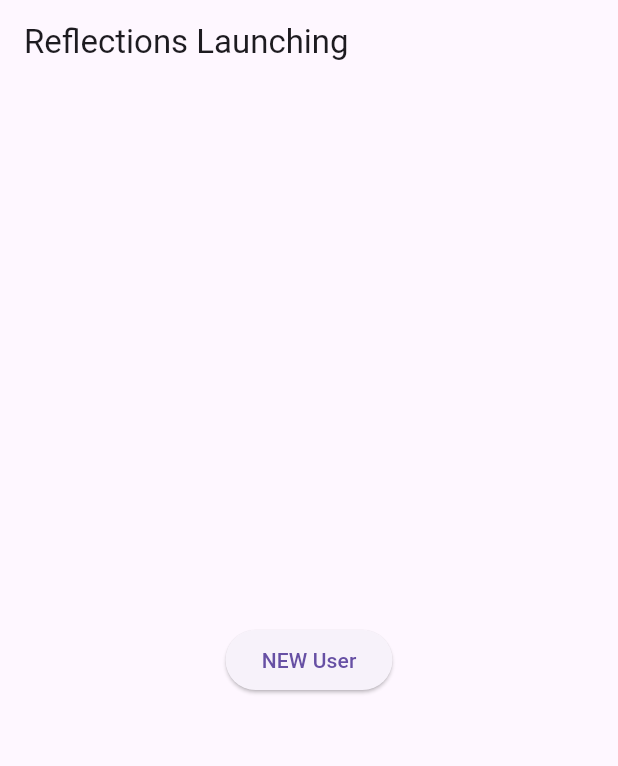
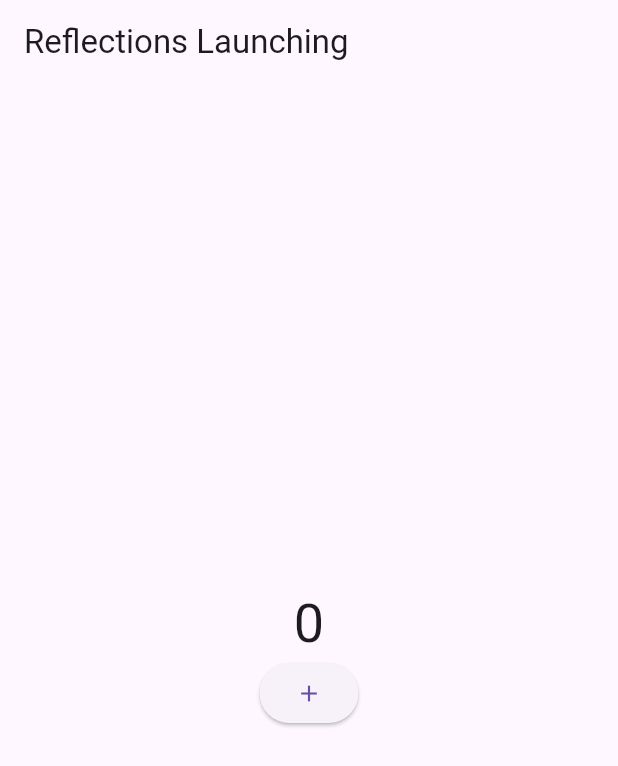
Before and after one commit to 919soyuz/Reflections_App, a Flutter app: the screen it shows after launch, on a phone screen of 412 x 824 dp. Shown: the top 766 px of the screen. Run offline on Flutter 3.47's test engine with Material 3 defaults, Android fonts, the phone set to English and light mode, and no system bars.

```diff
--- a/lib/main.dart
+++ b/lib/main.dart
@@ -1,4 +1,5 @@
 import 'package:flutter/material.dart';
+
 
 void main() {
   runApp(const ReflectionsApp());
@@ -11,13 +12,29 @@ class ReflectionsApp extends StatelessWidget {
   Widget build(BuildContext context) {
     return MaterialApp(
       debugShowCheckedModeBanner: false,
-      home: LaunchScreen(),
+      theme: ThemeData(
+        useMaterial3: true, // Enables Material 3 design system
+      ),
+      home: const LaunchScreen(),
     );
   }
 }
 
-class LaunchScreen extends StatelessWidget {
+class LaunchScreen extends StatefulWidget {
   const LaunchScreen({Key? key}) : super(key: key);
+
+  @override
+  State<LaunchScreen> createState() => _LaunchScreenState();
+}
+
+class _LaunchScreenState extends State<LaunchScreen> {
+  int _counter = 0;
+
+  void _incrementCounter() {
+    setState(() {
+      _counter++;
+    });
+  }
 
   @override
   Widget build(BuildContext context) {
@@ -26,14 +43,18 @@ class LaunchScreen extends StatelessWidget {
         title: const Text("Reflections Launching"),
       ),
       body: Center(
-        child: ElevatedButton(
-          onPressed: () {
-            Navigator.push(
-              context,
-              MaterialPageRoute(builder: (context) => const CreatePinScreen()),
-            );
-          },
-          child: const Text("NEW User"),
+        child: Column(
+          mainAxisAlignment: MainAxisAlignment.center,
+          children: [
+            Text(
+              '$_counter',
+              style: Theme.of(context).textTheme.displaySmall, // Updated style
+            ),
+            ElevatedButton(
+              onPressed: _incrementCounter,
+              child: const Icon(Icons.add),
+            ),
+          ],
         ),
       ),
     );
```
Also changed, not shown: 1 other file.
